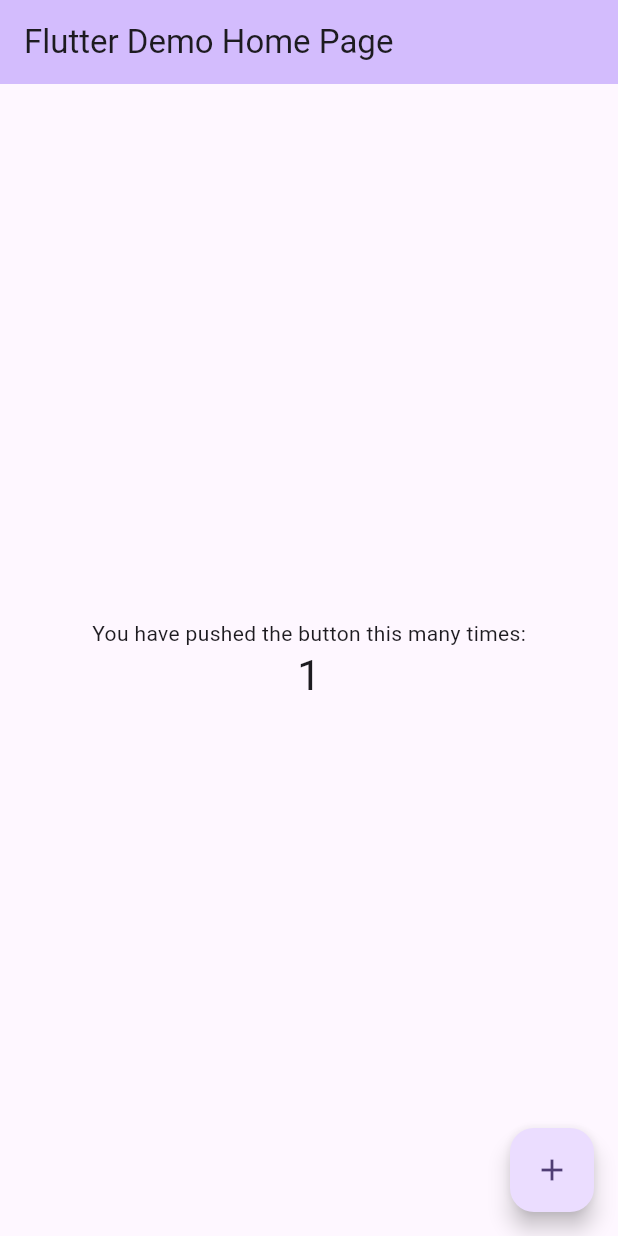
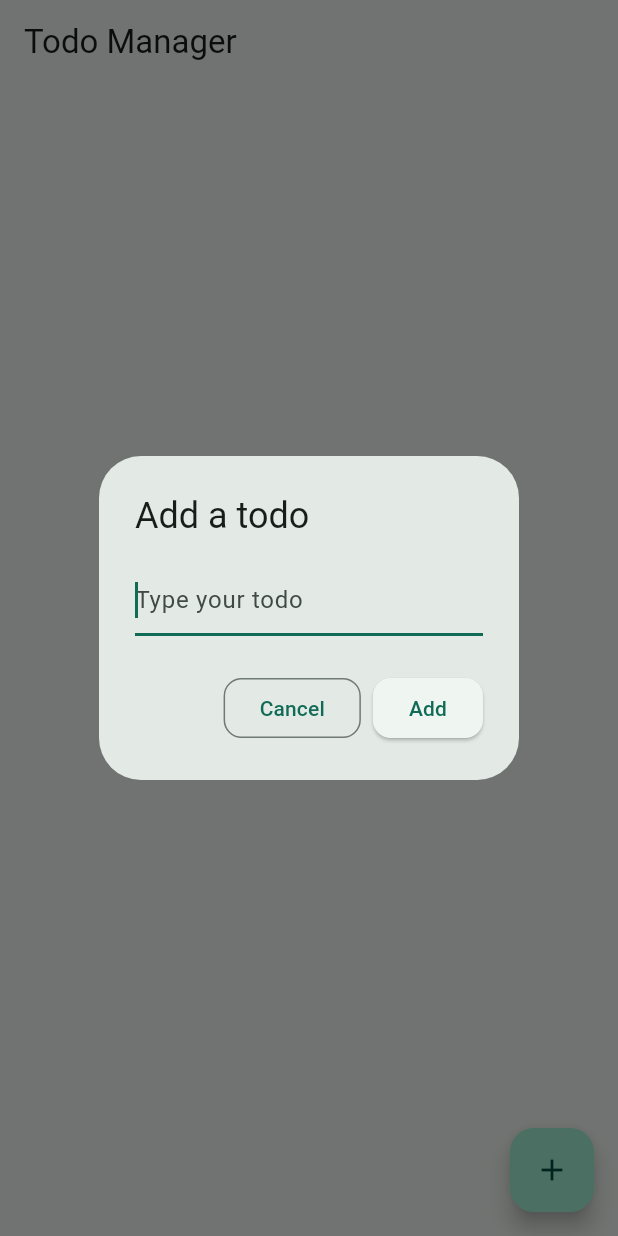
Before and after one commit to Argustor/todoManager, a Flutter app: the screen it shows after launch, after a tap on the "add" icon, on a phone screen of 412 x 824 dp. Run offline on Flutter 3.47's test engine with Material 2 defaults, Android fonts, the phone set to English and light mode, and no system bars.

Commit message:
work in progress

```diff
--- a/lib/main.dart
+++ b/lib/main.dart
@@ -1,11 +1,11 @@
 import 'package:flutter/material.dart';
 
 void main() {
-  runApp(const MyApp());
+  runApp(const TodoApp());
 }
 
-class MyApp extends StatelessWidget {
-  const MyApp({super.key});
+class TodoApp extends StatelessWidget {
+  const TodoApp({super.key});
 
 
   @override
@@ -14,63 +14,99 @@ class MyApp extends StatelessWidget {
       title: 'Flutter Demo',
       theme: ThemeData(
 
-        colorScheme: ColorScheme.fromSeed(seedColor: Colors.deepPurple),
+        colorScheme: ColorScheme.fromSeed(seedColor: Color.fromARGB(255, 20, 155, 126)),
         useMaterial3: true,
       ),
-      home: const MyHomePage(title: 'Flutter Demo Home Page'),
+      home: const TodoList(title: 'Todo Manager'),
     );
   }
 }
 
-class MyHomePage extends StatefulWidget {
-  const MyHomePage({super.key, required this.title});
+class TodoList extends StatefulWidget {
+  const TodoList({super.key, required this.title});
 
 
   final String title;
 
   @override
-  State<MyHomePage> createState() => _MyHomePageState();
+  State<TodoList> createState() => _TodoListState();
+}
+class Todo {
+  Todo({
+   required this.name, required this.completed
+  });
+  String name;
+  bool completed;
 }
 
-class _MyHomePageState extends State<MyHomePage> {
-  int _counter = 0;
 
-  void _incrementCounter() {
+class _TodoListState extends State<TodoList> {
+  final List<Todo> _todos = <Todo>[];
+  final TextEditingController _textFieldController = TextEditingController();
+
+  void _addTodoItem(String name) {
     setState(() {
-      _counter++;
+      _todos.add(Todo(name: name, completed: false));
     });
+    _textFieldController.clear();
   }
 
-  @override
+ @override
   Widget build(BuildContext context) {
-
     return Scaffold(
       appBar: AppBar(
-
-        backgroundColor: Theme.of(context).colorScheme.inversePrimary,
         title: Text(widget.title),
       ),
       body: Center(
-
         child: Column(
-
           mainAxisAlignment: MainAxisAlignment.center,
-          children: <Widget>[
-            const Text(
-              'You have pushed the button this many times:',
-            ),
-            Text(
-              '$_counter',
-              style: Theme.of(context).textTheme.headlineMedium,
-            ),
-          ],
+          children: <Widget>[],
         ),
       ),
       floatingActionButton: FloatingActionButton(
-        onPressed: _incrementCounter,
-        tooltip: 'Increment',
-        child: const Icon(Icons.add),
-      ),
+        onPressed: () => _displayDialog(),
+        tooltip: 'Add Todo',
+        child: const Icon(Icons.add), ),
+    );
+  }
+Future<void> _displayDialog() async {
+    return showDialog<void>(
+      context: context,
+      builder: (BuildContext context) {
+        return AlertDialog(
+          title: const Text('Add a todo'),
+          content: TextField(
+            controller: _textFieldController,
+            decoration: const InputDecoration(hintText: 'Type your todo'),
+            autofocus: true,
+          ),
+          actions: <Widget>[
+            OutlinedButton(
+              style: OutlinedButton.styleFrom(
+                shape: RoundedRectangleBorder(
+                  borderRadius: BorderRadius.circular(12),
+                ),
+              ),
+              onPressed: () {
+                Navigator.of(context).pop();
+              },
+              child: const Text('Cancel'),
+            ),
+            ElevatedButton(
+              style: ElevatedButton.styleFrom(
+                shape: RoundedRectangleBorder(
+                  borderRadius: BorderRadius.circular(12),
+                ),
+              ),
+              onPressed: () {
+                Navigator.of(context).pop();
+                _addTodoItem(_textFieldController.text);
+              },
+              child: const Text('Add'),
+            ),
+          ],
+        );
+      },
     );
   }
 }
```
Also changed, not shown: 1 other file.
